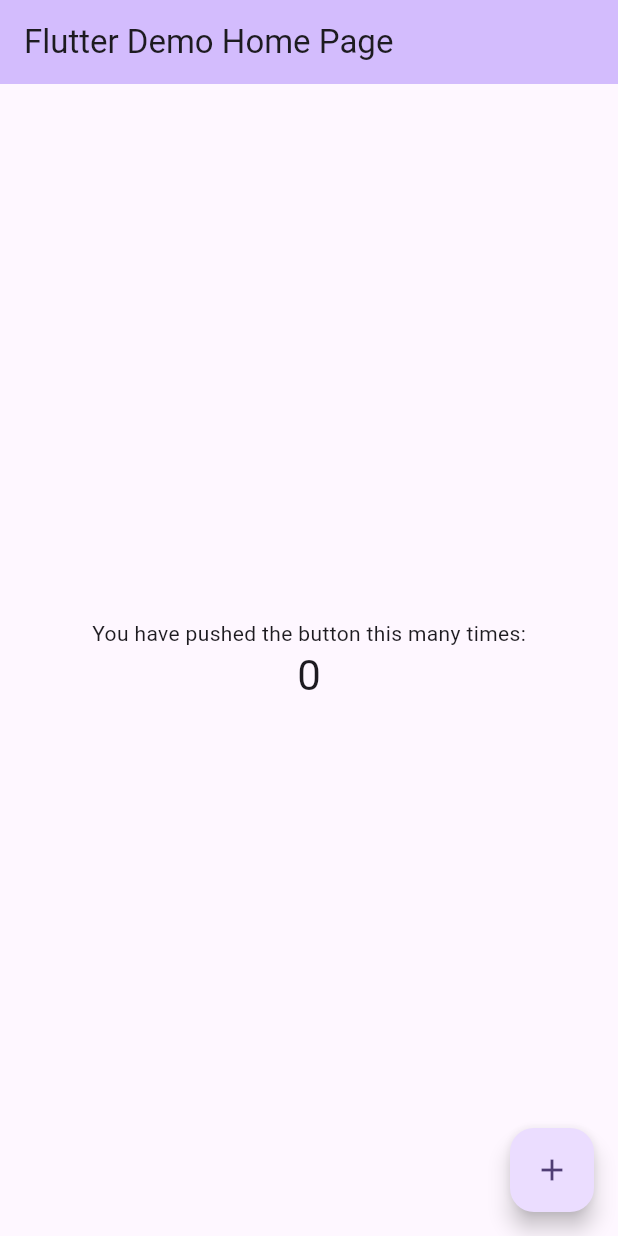
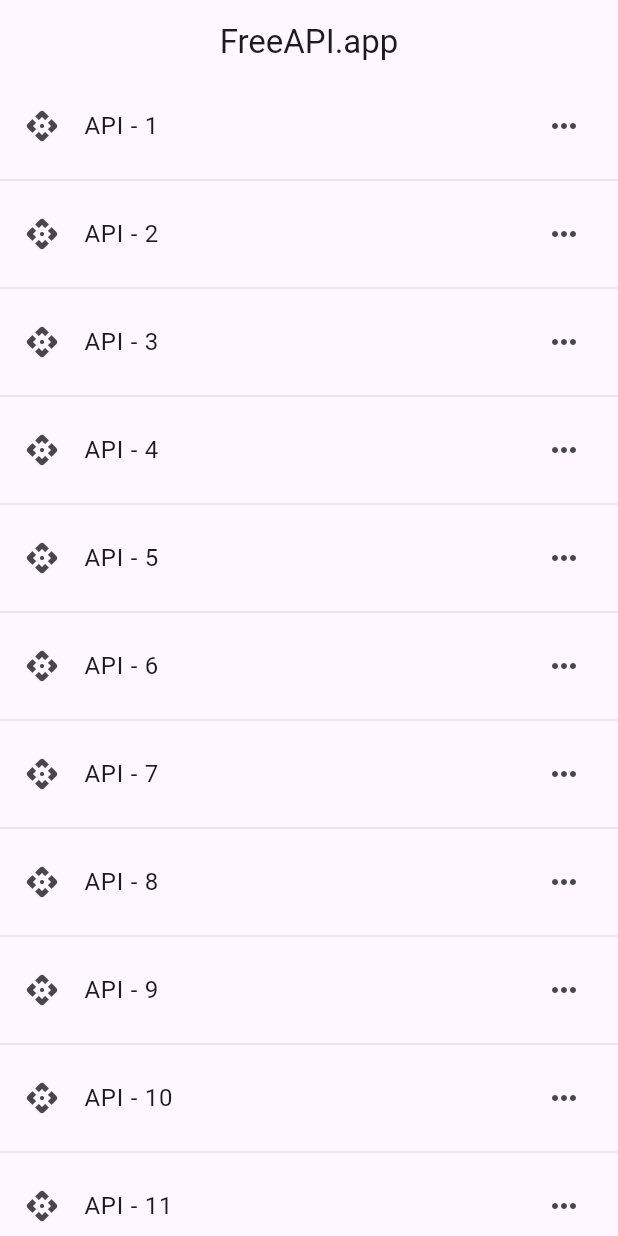
Before and after one commit to Ujjawalmaurya/Mega-API, a Flutter app: the screen it shows after launch, on a phone screen of 412 x 824 dp. Run offline on Flutter 3.47's test engine with Material 3 defaults, Android fonts, the phone set to English and light mode, and no system bars.

Commit message:
designed basic app structure

```diff
--- a/lib/main.dart
+++ b/lib/main.dart
@@ -31,95 +31,37 @@ class MyApp extends StatelessWidget {
         colorScheme: ColorScheme.fromSeed(seedColor: Colors.deepPurple),
         useMaterial3: true,
       ),
-      home: const MyHomePage(title: 'Flutter Demo Home Page'),
+      home: const HomePage(title: 'FreeAPI.app'),
     );
   }
 }
 
-class MyHomePage extends StatefulWidget {
-  const MyHomePage({super.key, required this.title});
+class HomePage extends StatefulWidget {
+  const HomePage({super.key, required this.title});
 
-  // This widget is the home page of your application. It is stateful, meaning
-  // that it has a State object (defined below) that contains fields that affect
-  // how it looks.
-
-  // This class is the configuration for the state. It holds the values (in this
-  // case the title) provided by the parent (in this case the App widget) and
-  // used by the build method of the State. Fields in a Widget subclass are
-  // always marked "final".
-
-  final String title;
+final String title;
 
   @override
-  State<MyHomePage> createState() => _MyHomePageState();
+  State<HomePage> createState() => _HomePageState();
 }
 
-class _MyHomePageState extends State<MyHomePage> {
-  int _counter = 0;
-
-  void _incrementCounter() {
-    setState(() {
-      // This call to setState tells the Flutter framework that something has
-      // changed in this State, which causes it to rerun the build method below
-      // so that the display can reflect the updated values. If we changed
-      // _counter without calling setState(), then the build method would not be
-      // called again, and so nothing would appear to happen.
-      _counter++;
-    });
-  }
-
+class _HomePageState extends State<HomePage> {
   @override
   Widget build(BuildContext context) {
-    // This method is rerun every time setState is called, for instance as done
-    // by the _incrementCounter method above.
-    //
-    // The Flutter framework has been optimized to make rerunning build methods
-    // fast, so that you can just rebuild anything that needs updating rather
-    // than having to individually change instances of widgets.
     return Scaffold(
-      appBar: AppBar(
-        // TRY THIS: Try changing the color here to a specific color (to
-        // Colors.amber, perhaps?) and trigger a hot reload to see the AppBar
-        // change color while the other colors stay the same.
-        backgroundColor: Theme.of(context).colorScheme.inversePrimary,
-        // Here we take the value from the MyHomePage object that was created by
-        // the App.build method, and use it to set our appbar title.
-        title: Text(widget.title),
+      appBar: AppBar(title: Text(widget.title),
+      centerTitle: true,
       ),
-      body: Center(
-        // Center is a layout widget. It takes a single child and positions it
-        // in the middle of the parent.
-        child: Column(
-          // Column is also a layout widget. It takes a list of children and
-          // arranges them vertically. By default, it sizes itself to fit its
-          // children horizontally, and tries to be as tall as its parent.
-          //
-          // Column has various properties to control how it sizes itself and
-          // how it positions its children. Here we use mainAxisAlignment to
-          // center the children vertically; the main axis here is the vertical
-          // axis because Columns are vertical (the cross axis would be
-          // horizontal).
-          //
-          // TRY THIS: Invoke "debug painting" (choose the "Toggle Debug Paint"
-          // action in the IDE, or press "p" in the console), to see the
-          // wireframe for each widget.
-          mainAxisAlignment: MainAxisAlignment.center,
-          children: <Widget>[
-            const Text(
-              'You have pushed the button this many times:',
-            ),
-            Text(
-              '$_counter',
-              style: Theme.of(context).textTheme.headlineMedium,
-            ),
-          ],
+      body: ListView.separated(
+        physics: const BouncingScrollPhysics(),
+        itemCount: 12,
+        separatorBuilder: (context, index) => Divider(color: Colors.grey[300]),
+        itemBuilder: (context, index) => ListTile(
+          leading: Icon(Icons.api_rounded),
+          title: Text("API - ${index+1}"),
+          trailing: Icon(Icons.more_horiz),
         ),
       ),
-      floatingActionButton: FloatingActionButton(
-        onPressed: _incrementCounter,
-        tooltip: 'Increment',
-        child: const Icon(Icons.add),
-      ), // This trailing comma makes auto-formatting nicer for build methods.
     );
   }
 }
```
